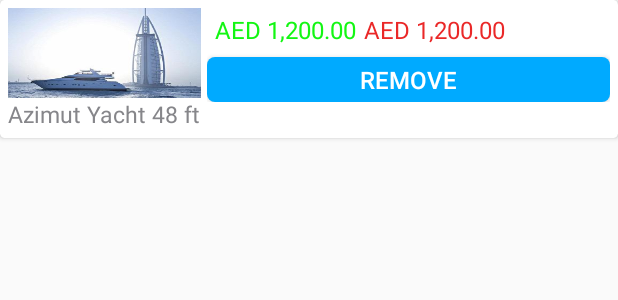
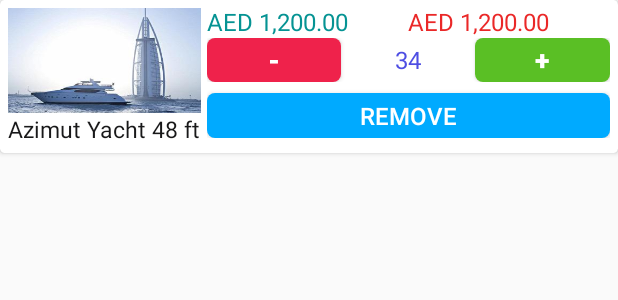
Before and after one commit to InnovexIT-Syl/Rentage, an Android app: the layout row_added_cart.xml on its own in the app's theme, with its tools: preview values and no code run, on a phone screen of 412 x 824 dp. Shown: the top 300 px of the screen. Run offline under Robolectric (Android 15) with nearby library versions, the phone set to English and light mode, and no system bars; plain views replace ElegantNumberButton.

```diff
--- a/app/build.gradle
+++ b/app/build.gradle
@@ -48,6 +48,4 @@ dependencies {
     // floating navigation library
     implementation 'com.github.andremion:floatingnavigationview:1.2.0'
 
-    // elegant button library
-    implementation 'com.cepheuen.elegant-number-button:lib:1.0.2'
 }
--- a/app/src/main/java/com/example/rentage/adapter/AddedCartAdapter.java
+++ b/app/src/main/java/com/example/rentage/adapter/AddedCartAdapter.java
@@ -34,15 +34,42 @@ public class AddedCartAdapter extends RecyclerView.Adapter<AddedCartAdapter.Adde
     }
 
     @Override
-    public void onBindViewHolder(@NonNull AddedCartAdapter.AddedCartHolder holder, int position) {
+    public void onBindViewHolder(@NonNull final AddedCartAdapter.AddedCartHolder holder, final int position) {
         holder.cartImage.setImageResource(addedCartModelList.get(position).getCartImage());
         holder.cartModelName.setText(addedCartModelList.get(position).getCartModelName());
         holder.cost.setText(addedCartModelList.get(position).getCost());
         holder.totalCost.setText(addedCartModelList.get(position).getTotalCost());
+        holder.quantity.setText(addedCartModelList.get(position).getQuantity());
 
         holder.removeCart.setOnClickListener(new View.OnClickListener() {
             @Override
             public void onClick(View v) {
+
+            }
+        });
+
+        holder.positiveButton.setOnClickListener(new View.OnClickListener() {
+            @Override
+            public void onClick(View v) {
+                int quantity = Integer.parseInt(addedCartModelList.get(position).getQuantity());
+                quantity++;
+                addedCartModelList.get(position).setQuantity(String.valueOf(quantity));
+                holder.quantity.setText(addedCartModelList.get(position).getQuantity());
+            }
+        });
+
+        holder.negativeButton.setOnClickListener(new View.OnClickListener() {
+            @Override
+            public void onClick(View v) {
+                int quantity = Integer.parseInt(addedCartModelList.get(position).getQuantity());
+                if (quantity == 0) {
+                    addedCartModelList.get(position).setQuantity(String.valueOf(quantity));
+                    holder.quantity.setText(addedCartModelList.get(position).getQuantity());
+                } else {
+                    quantity--;
+                    addedCartModelList.get(position).setQuantity(String.valueOf(quantity));
+                    holder.quantity.setText(addedCartModelList.get(position).getQuantity());
+                }
 
             }
         });
@@ -58,17 +85,22 @@ public class AddedCartAdapter extends RecyclerView.Adapter<AddedCartAdapter.Adde
         private ImageView cartImage;
         private TextView cartModelName;
         private TextView cost;
-        private Button quantity;
+        private TextView quantity;
         private Button removeCart;
+        private Button positiveButton;
+        private Button negativeButton;
         private TextView totalCost;
+
         public AddedCartHolder(@NonNull View itemView) {
             super(itemView);
             cartImage = itemView.findViewById(R.id.added_cart_image);
             cartModelName = itemView.findViewById(R.id.added_cart_image_name);
             cost = itemView.findViewById(R.id.added_cart_cost);
-            //quantity = itemView.findViewById(R.id.quantity_number_button);
+            quantity = itemView.findViewById(R.id.quantity);
             removeCart = itemView.findViewById(R.id.cart_remove_button);
             totalCost = itemView.findViewById(R.id.rent_cart_total_cost);
+            positiveButton = itemView.findViewById(R.id.positive_button);
+            negativeButton = itemView.findViewById(R.id.negative_button);
         }
     }
 }
--- /dev/null
+++ b/app/src/main/res/drawable/negative_button.xml
@@ -0,0 +1,12 @@
+<?xml version="1.0" encoding="utf-8"?>
+<shape xmlns:android="http://schemas.android.com/apk/res/android">
+    xmlns:android="http://schemas.android.com/apk/res/android">
+    <corners
+
+        android:bottomLeftRadius="5dp"
+        android:bottomRightRadius="5dp"
+        android:topLeftRadius="5dp"
+        android:topRightRadius="5dp"></corners>
+
+    <solid android:color="#EF224B"></solid>
+</shape>
--- /dev/null
+++ b/app/src/main/res/drawable/positive_button.xml
@@ -0,0 +1,12 @@
+<?xml version="1.0" encoding="utf-8"?>
+<shape xmlns:android="http://schemas.android.com/apk/res/android">
+    xmlns:android="http://schemas.android.com/apk/res/android">
+    <corners
+
+        android:bottomLeftRadius="5dp"
+        android:bottomRightRadius="5dp"
+        android:topLeftRadius="5dp"
+        android:topRightRadius="5dp"></corners>
+
+    <solid android:color="#5ABF25"></solid>
+</shape>
--- a/app/src/main/res/layout/activity_added_cart.xml
+++ b/app/src/main/res/layout/activity_added_cart.xml
@@ -63,7 +63,7 @@
                     android:layout_marginLeft="8dp"
                     android:layout_weight=".18"
                     android:text="Product"
-                    android:textColor="#86868A"
+                    android:textColor="#181819"
                     android:textSize="21dp" />
 
                 <TextView
@@ -72,7 +72,7 @@
                     android:layout_gravity="center"
                     android:layout_weight=".15"
                     android:text="Price"
-                    android:textColor="#13F613"
+                    android:textColor="#059393"
                     android:textSize="21dp" />
 
                 <TextView
--- a/app/src/main/res/layout/row_added_cart.xml
+++ b/app/src/main/res/layout/row_added_cart.xml
@@ -3,8 +3,8 @@
     xmlns:app="http://schemas.android.com/apk/res-auto"
     android:layout_width="match_parent"
     android:layout_height="wrap_content"
+    android:layout_marginBottom="3dp"
     android:orientation="vertical"
-    android:layout_marginBottom="3dp"
     app:cardBackgroundColor="#fff"
     app:cardCornerRadius="3dp">
 
@@ -16,20 +16,19 @@
         android:padding="3dp">
 
         <LinearLayout
-            android:layout_margin="2dp"
             android:layout_width="wrap_content"
             android:layout_height="wrap_content"
+            android:layout_margin="2dp"
             android:orientation="vertical">
 
             <ImageView
                 android:id="@+id/added_cart_image"
                 android:layout_width="match_parent"
-                android:layout_height="60dp"
+                android:layout_height="70dp"
                 android:adjustViewBounds="true"
                 android:contentDescription="@string/todo"
                 android:scaleType="fitXY"
-                android:src="@drawable/yachts"
-                android:textColor="#181819" />
+                android:src="@drawable/yachts" />
 
             <TextView
                 android:id="@+id/added_cart_image_name"
@@ -37,64 +36,102 @@
                 android:layout_height="wrap_content"
                 android:layout_gravity="center"
                 android:text="Azimut Yacht 48 ft"
-                android:textColor="#86868A"
+                android:textColor="#181819"
                 android:textSize="15dp" />
 
 
         </LinearLayout>
+
         <LinearLayout
-            android:layout_margin="2dp"
             android:layout_width="match_parent"
             android:layout_height="wrap_content"
+            android:layout_marginHorizontal="2dp"
             android:orientation="vertical">
 
             <LinearLayout
-                android:layout_marginTop="3dp"
                 android:layout_width="match_parent"
-                android:layout_height="wrap_content">
+                android:layout_height="wrap_content"
+                android:orientation="horizontal">
+
                 <TextView
                     android:id="@+id/added_cart_cost"
-                    android:layout_width="wrap_content"
+                    android:layout_width="0dp"
                     android:layout_height="wrap_content"
                     android:layout_gravity="center"
-                    android:layout_marginStart="5dp"
+                    android:layout_weight=".5"
                     android:text="AED 1,200.00"
-                    android:textColor="#13F613"
+                    android:textColor="#059393"
                     android:textSize="16dp" />
-
-<!--                <com.cepheuen.elegantnumberbutton.view.ElegantNumberButton-->
-<!--                    android:id="@+id/quantity_number_button"-->
-<!--                    android:layout_width="70dp"-->
-<!--                    android:layout_height="30dp"-->
-<!--                    android:layout_gravity="center"-->
-<!--                    android:layout_marginStart="5dp"-->
-<!--                    app:backGroundColor="#4E4EE3"-->
-<!--                    app:finalNumber="20"-->
-<!--                    app:initialNumber="10" />-->
 
                 <TextView
                     android:id="@+id/rent_cart_total_cost"
-                    android:layout_width="wrap_content"
+                    android:layout_width="0dp"
                     android:layout_height="wrap_content"
                     android:layout_gravity="center"
-                    android:layout_marginStart="5dp"
+                    android:layout_weight=".5"
                     android:text="AED 1,200.00"
                     android:textColor="#EA2828"
                     android:textSize="16dp" />
             </LinearLayout>
 
+            <LinearLayout
+                android:layout_width="match_parent"
+                android:layout_height="wrap_content"
+                android:orientation="horizontal">
+
                 <Button
-                android:layout_marginTop="7dp"
+                    android:id="@+id/negative_button"
+                    android:layout_width="0dp"
+                    android:layout_height="29dp"
+                    android:layout_weight=".3"
+                    android:background="@drawable/negative_button"
+                    android:gravity="center"
+                    android:text="-"
+                    android:textColor="#fff"
+                    android:textSize="18dp"
+                    android:textStyle="bold" />
+
+                <TextView
+                    android:id="@+id/quantity"
+                    android:layout_width="0dp"
+                    android:layout_height="wrap_content"
+                    android:layout_gravity="center"
+                    android:layout_weight=".3"
+                    android:gravity="center"
+                    android:text="34"
+                    android:textColor="#4E4EE3"
+                    android:textSize="16dp" />
+
+                <Button
+                    android:id="@+id/positive_button"
+                    android:layout_width="0dp"
+                    android:layout_height="29dp"
+                    android:layout_weight=".3"
+                    android:background="@drawable/positive_button"
+                    android:gravity="center"
+                    android:text="+"
+                    android:textColor="#fff"
+                    android:textSize="18dp"
+                    android:textStyle="bold" />
+            </LinearLayout>
+
+            <LinearLayout
+                android:layout_width="match_parent"
+                android:layout_height="wrap_content"
+                android:orientation="horizontal">
+
+                <Button
                     android:id="@+id/cart_remove_button"
                     android:layout_width="match_parent"
                     android:layout_height="30dp"
+                    android:layout_marginTop="7dp"
                     android:background="@drawable/subscribe_button_style"
                     android:focusable="true"
-                android:padding="4dp"
                     android:text="REMOVE"
                     android:textColor="#fff"
                     android:textSize="16dp" />
             </LinearLayout>
         </LinearLayout>
+    </LinearLayout>
 
 </androidx.cardview.widget.CardView>
```
Lines whose indentation alone changed are shown as unchanged.
